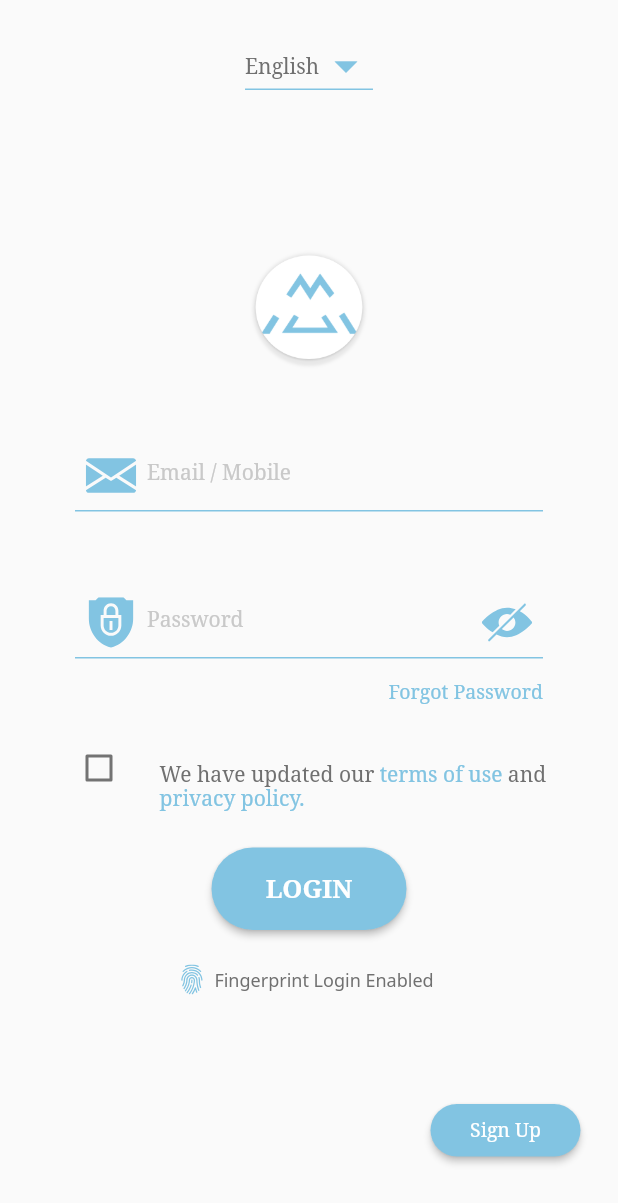
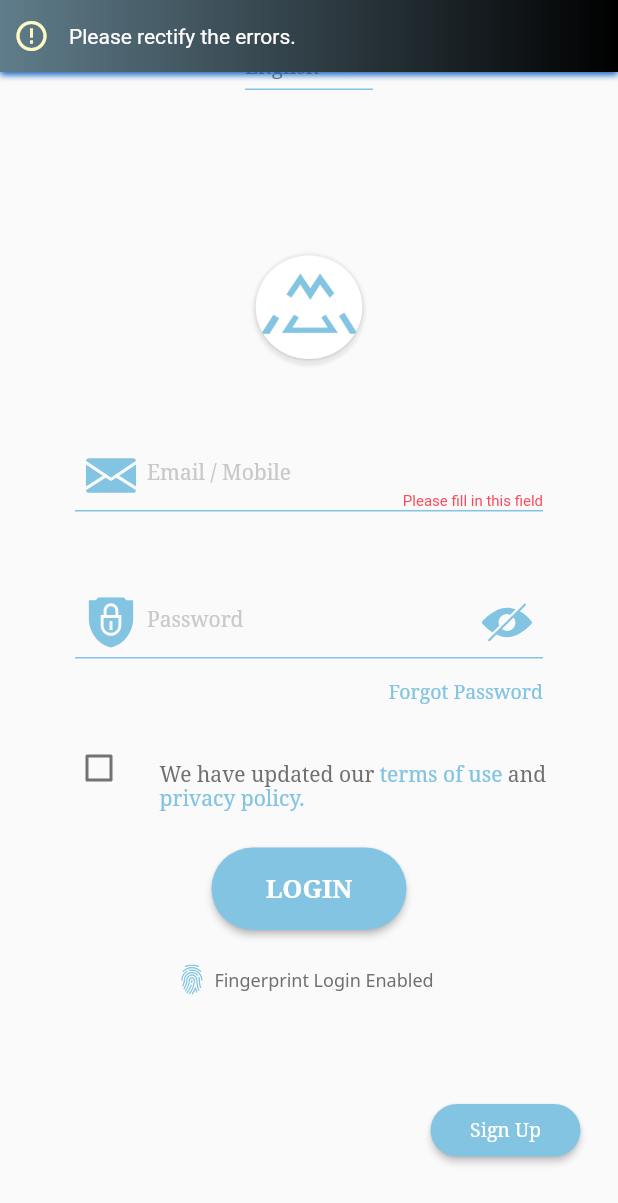
Before and after one commit to suvro467/auto_pilot, a Flutter app: the screen it shows after launch, after a tap on "LOGIN", on a phone screen of 412 x 824 dp. Shown: the top 1203 px of the screen. Run offline on Flutter 3.47's test engine with Material 2 defaults, Android fonts, the phone set to English and light mode, and no system bars; drawn by our look-alikes of another_flushbar; our stand-ins replace flutter_svg, google_fonts, hexcolor; Roboto replaces fonts that are missing (Proxima); project files that could hold a hidden picture were left out.

Commit message:
Part Validations added in Login Screen's email/mobile field.

```diff
--- a/lib/screens/login_signup_screens/login_screen.dart
+++ b/lib/screens/login_signup_screens/login_screen.dart
@@ -1,9 +1,9 @@
 import 'package:auto_pilot/shared/globals.dart';
+import 'package:auto_pilot/shared/widgets/show_message.dart';
 import 'package:flutter/material.dart';
 import 'package:flutter_svg/flutter_svg.dart';
 import 'package:hexcolor/hexcolor.dart';
 import 'package:google_fonts/google_fonts.dart';
-import 'package:email_validator/email_validator.dart';
 
 class LoginScreen extends StatefulWidget {
   const LoginScreen({Key? key}) : super(key: key);
@@ -17,10 +17,32 @@ class _LoginScreenState extends State<LoginScreen> {
   bool _acceptTerms = false;
 
   final TextEditingController _userNameController = TextEditingController();
+  final TextEditingController _passwordController = TextEditingController();
+
+  late String _validationText;
+  late bool _isUserNameValid;
+  late int _timesTappedUserName;
 
   @override
   void initState() {
     super.initState();
+
+    _validationText = 'Please fill in this field';
+    _isUserNameValid = true;
+    _timesTappedUserName = 0;
+
+    // Start listening to changes
+    _userNameController.addListener(() {
+      if (_userNameController.text.isEmpty && _timesTappedUserName != 1) {
+        setState(() {
+          _isUserNameValid = false;
+        });
+      } else {
+        setState(() {
+          _isUserNameValid = true;
+        });
+      }
+    });
   }
 
   @override
@@ -101,6 +123,7 @@ class _LoginScreenState extends State<LoginScreen> {
                   ),
                   child: Image(image: AssetImage('assets/icons/logopng.png')),
                 ),
+                Stack(children: [
                   Padding(
                     padding: const EdgeInsets.only(
                       left: 50.0,
@@ -109,6 +132,9 @@ class _LoginScreenState extends State<LoginScreen> {
                     ),
                     child: TextField(
                       controller: _userNameController,
+                      onChanged: (value) {
+                        _timesTappedUserName += 1;
+                      },
                       decoration: InputDecoration(
                         labelStyle: GoogleFonts.notoSerif(
                           fontSize: 14,
@@ -142,6 +168,22 @@ class _LoginScreenState extends State<LoginScreen> {
                       ),
                     ),
                   ),
+                  !_isUserNameValid
+                      ? Positioned(
+                          right: 50.0,
+                          top: 85.0,
+                          child: new Container(
+                            child: Text(
+                              '$_validationText',
+                              style: TextStyle(
+                                color: Globals.validationColor,
+                                fontSize: 10.0,
+                              ),
+                            ),
+                          ),
+                        )
+                      : Container()
+                ]),
                 Padding(
                   padding: const EdgeInsets.only(
                     left: 50.0,
@@ -149,6 +191,7 @@ class _LoginScreenState extends State<LoginScreen> {
                     top: 50,
                   ),
                   child: TextField(
+                    controller: _passwordController,
                     obscureText: _isObscure,
                     decoration: InputDecoration(
                       labelStyle: GoogleFonts.notoSerif(
@@ -290,7 +333,17 @@ class _LoginScreenState extends State<LoginScreen> {
                     constraints:
                         BoxConstraints.tightFor(width: 130, height: 55),
                     child: ElevatedButton(
-                        onPressed: () {},
+                        onPressed: () async {
+                          if (!_isUserNameValid ||
+                              _userNameController.text.isEmpty) {
+                            if (_userNameController.text.isEmpty)
+                              _isUserNameValid = false;
+
+                            setState(() {});
+                            ShowMessage.showFlushBar(
+                                context, 'Please rectify the errors.');
+                          } else {}
+                        },
                         style: ElevatedButton.styleFrom(
                           shape: RoundedRectangleBorder(
                             borderRadius: BorderRadius.circular(30.0),
--- a/lib/shared/globals.dart
+++ b/lib/shared/globals.dart
@@ -10,4 +10,7 @@ class Globals {
 
   // Selected Language
   static String selectedAppLanguage = appLanguages[0];
+
+  // Validation message colour
+  static Color validationColor = Color.fromRGBO(250, 74, 91, 1);
 }
--- a/pubspec.yaml
+++ b/pubspec.yaml
@@ -32,7 +32,7 @@ dependencies:
   flutter_native_splash: any
   hexcolor: any
   google_fonts: ^2.1.0
-  email_validator: '^1.0.6'
+  another_flushbar: ^1.10.23
 
 dev_dependencies:
   flutter_test:
```
Also changed, not shown: lib/shared/widgets/show_message.dart (added, +194 -0 lines), pubspec.lock, 1 other file. Lines whose indentation alone changed are shown as unchanged.
